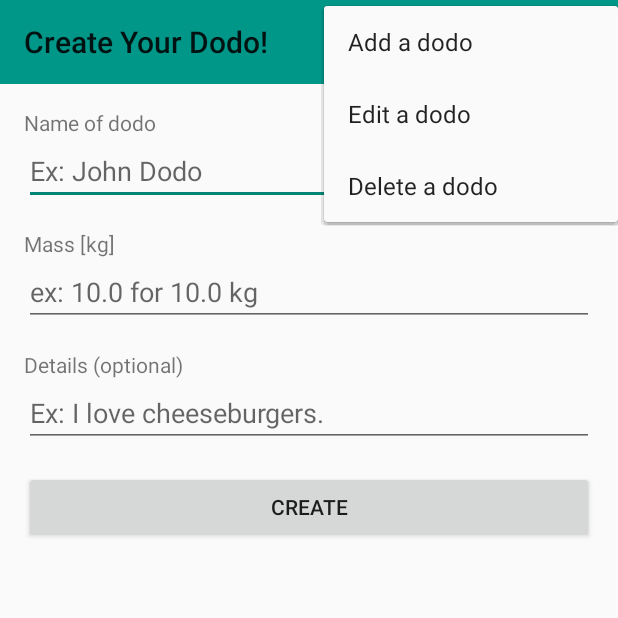
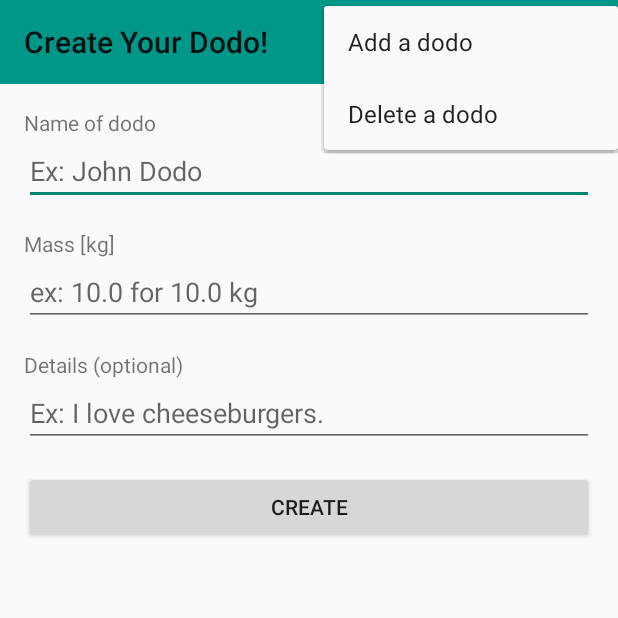
Before and after one commit to papashirogane/DodoApp, an Android app: the AddActivity screen opened directly, with no data from a screen before it, after a tap on "Edit", on a phone screen of 412 x 824 dp, the top half of it. Run offline under Robolectric (Android 15) with nearby library versions, the phone set to English and light mode, and no system bars.

Commit message:
Refactored activities

```diff
--- a/app/src/main/AndroidManifest.xml
+++ b/app/src/main/AndroidManifest.xml
@@ -9,7 +9,7 @@
         android:roundIcon="@mipmap/ic_launcher_round"
         android:supportsRtl="true"
         android:theme="@style/Theme.AppCompat.Light.NoActionBar">
-        <activity android:name=".BaseActivity"></activity>
+        <activity android:name=".BaseActivity" />
         <activity android:name=".AddActivity" />
         <activity android:name=".DodoListActivity" />
         <activity android:name=".MainActivity">
--- a/app/src/main/java/com/example/learnandroid/AddActivity.java
+++ b/app/src/main/java/com/example/learnandroid/AddActivity.java
@@ -42,7 +42,6 @@ public class AddActivity extends BaseActivity {
                 Double mass = Double.parseDouble(tempMass);
 
                 if (name == "") Toast.makeText(AddActivity.this, "Name cannot be empty. Try again.", Toast.LENGTH_LONG).show();
-                if (mass < 0) Toast.makeText(AddActivity.this, "Mass cannot be negative. Try again.", Toast.LENGTH_LONG).show();
                 else {
                     Dodo newDodo = new Dodo(name, mass, R.drawable.lazy1, details);
                     waddle.add(newDodo);
--- a/app/src/main/res/menu/menu_dodo_list.xml
+++ b/app/src/main/res/menu/menu_dodo_list.xml
@@ -11,10 +11,6 @@
         <menu>
             <item android:id="@+id/edit_add"
                 android:title="@string/add_a_dodo"
-                app:showAsAction="ifRoom"/>
-
-            <item android:id="@+id/edit_edit"
-                android:title="@string/edit_a_dodo"
                 app:showAsAction="ifRoom"/>
 
             <item android:id="@+id/edit_delete"
```
Also changed, not shown: app/src/main/java/com/example/learnandroid/BaseActivity.java (+5 -5 lines), app/src/main/java/com/example/learnandroid/DodoListActivity.java (+3 -5 lines).
